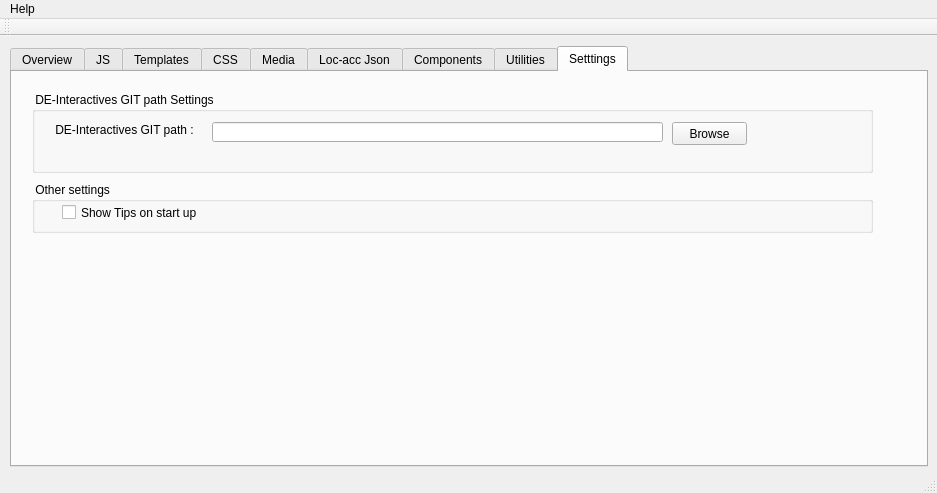
Qt form mainwindow.ui (vihangpatel/WatchDog2) before a commit.
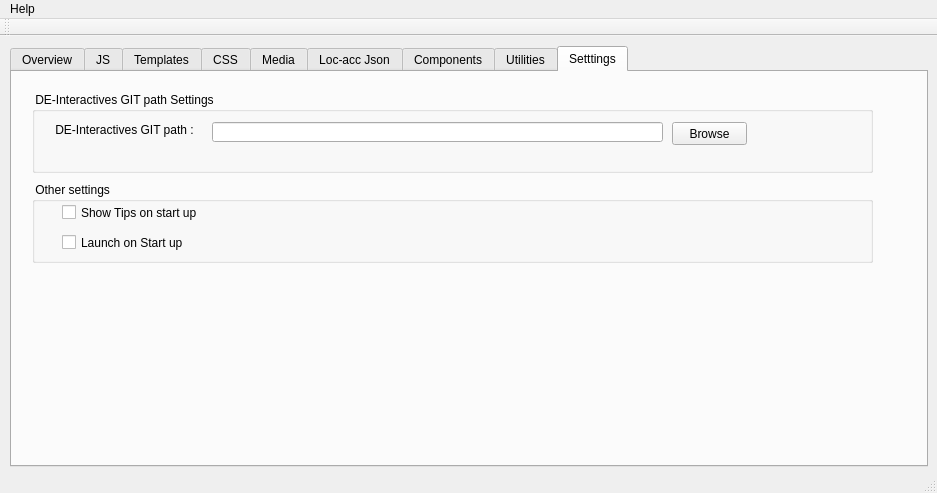
The same form after that commit. Icons and pictures are not drawn.

The edit to the form file:
```diff
--- a/mainwindow.ui
+++ b/mainwindow.ui
@@ -2843,7 +2843,7 @@
         <x>20</x>
         <y>110</y>
         <width>841</width>
-        <height>51</height>
+        <height>81</height>
        </rect>
       </property>
       <property name="title">
@@ -2862,6 +2862,19 @@
         <string>Show Tips on start up</string>
        </property>
       </widget>
+      <widget class="QCheckBox" name="cb_launchOnStartup">
+       <property name="geometry">
+        <rect>
+         <x>30</x>
+         <y>50</y>
+         <width>151</width>
+         <height>21</height>
+        </rect>
+       </property>
+       <property name="text">
+        <string>Launch on Start up</string>
+       </property>
+      </widget>
      </widget>
     </widget>
    </widget>
```
